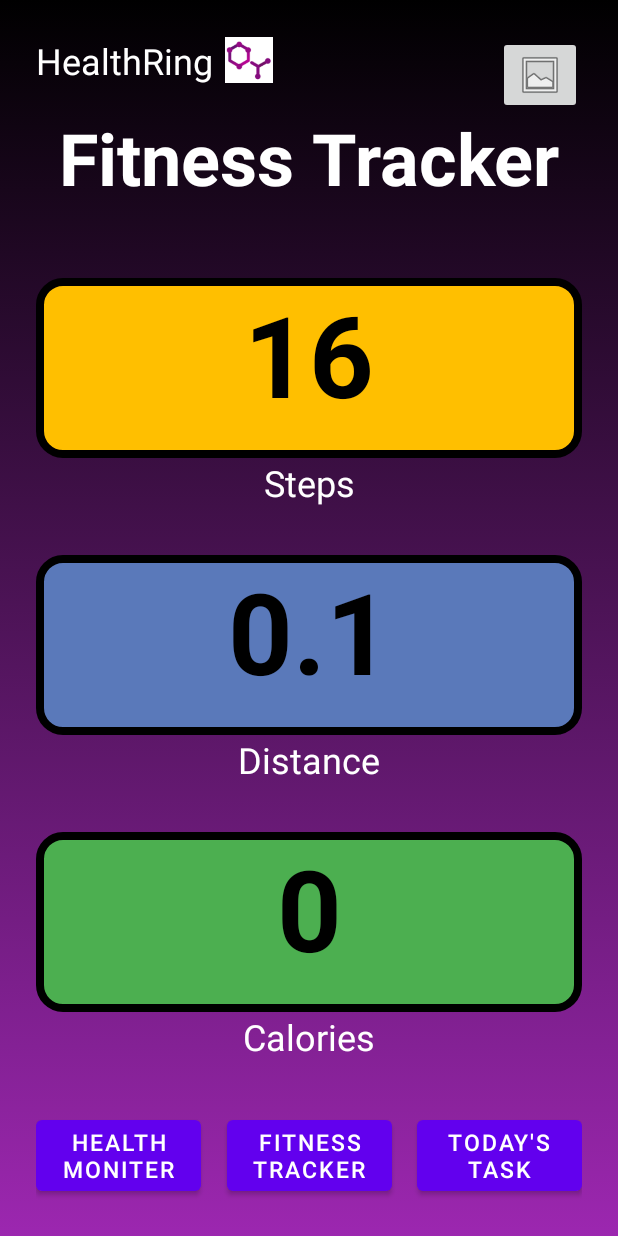
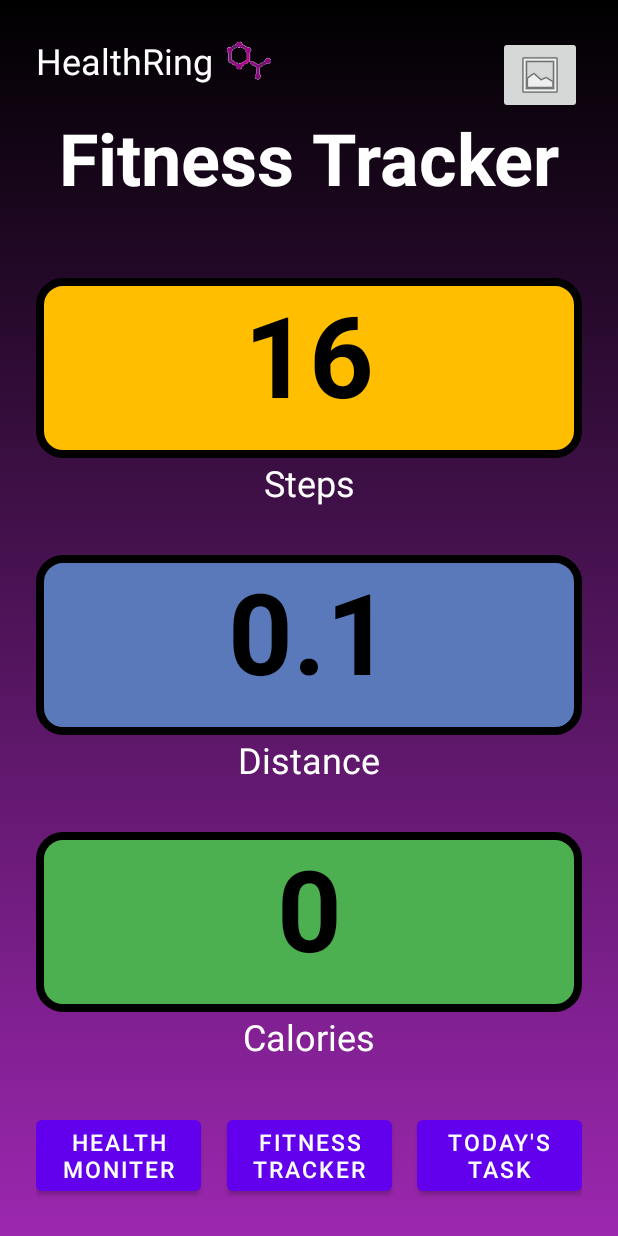
Before and after one commit to CompSciBC/healthring-group1, an Android app: the layout fitness_tracker_fragment.xml on its own in the app's theme, with its tools: preview values and no code run, on a phone screen of 412 x 824 dp. Run offline under Robolectric (Android 15) with nearby library versions, the phone set to English and light mode, and no system bars; Roboto replaces fonts that are not available here.

Commit message:
added transparent logo & updated the 3 main fragments

```diff
--- a/Healthring/app/src/main/res/layout/fitness_tracker_fragment.xml
+++ b/Healthring/app/src/main/res/layout/fitness_tracker_fragment.xml
@@ -25,7 +25,7 @@
         android:layout_marginStart="8dp"
         app:layout_constraintStart_toEndOf="@id/health_ring"
         app:layout_constraintTop_toTopOf="parent"
-        tools:srcCompat="@drawable/logo" />
+        android:src="@drawable/logo_transparent" />
 
     <TextView
         android:id="@+id/fitness_tracker_header"
--- a/Healthring/app/src/main/res/layout/health_monitor_fragment.xml
+++ b/Healthring/app/src/main/res/layout/health_monitor_fragment.xml
@@ -26,7 +26,7 @@
         android:layout_marginStart="8dp"
         app:layout_constraintStart_toEndOf="@id/health_ring"
         app:layout_constraintTop_toTopOf="parent"
-        tools:srcCompat="@drawable/logo" />
+        android:src="@drawable/logo_transparent" />
 
     <TextView
         android:id="@+id/health_monitor_header"
--- a/Healthring/app/src/main/res/layout/todays_task_fragment.xml
+++ b/Healthring/app/src/main/res/layout/todays_task_fragment.xml
@@ -25,7 +25,7 @@
         android:layout_marginStart="8dp"
         app:layout_constraintStart_toEndOf="@id/health_ring"
         app:layout_constraintTop_toTopOf="parent"
-        tools:srcCompat="@drawable/logo" />
+        android:src="@drawable/logo_transparent" />
 
     <TextView
         android:id="@+id/todays_tasks_header"
```
Also changed, not shown: Healthring/app/src/main/res/drawable/logo_transparent.png (added).
